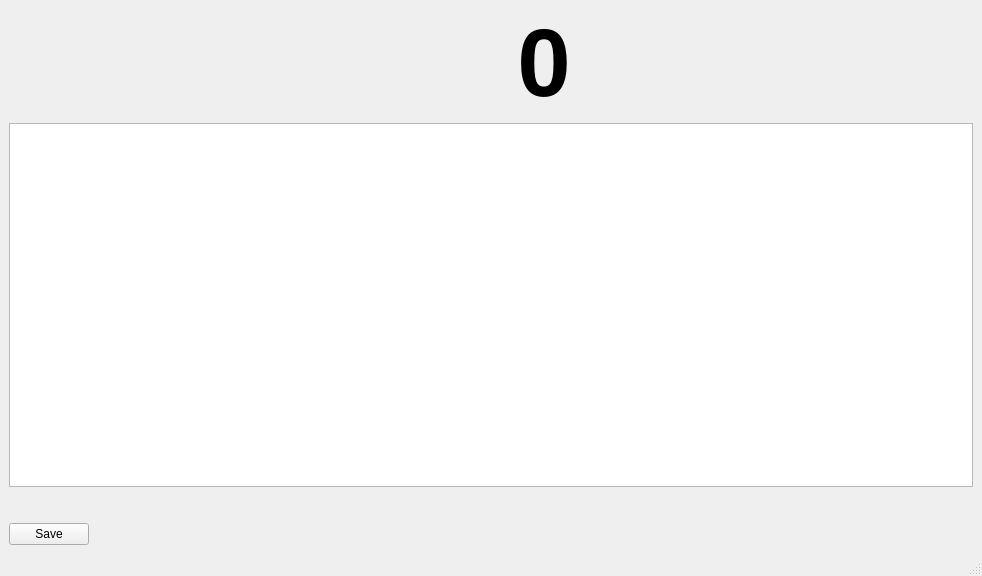
Qt form main_window/bitcoin_biper_mainwindow.ui (ValeryStk/Bitcoin-tracker) before a commit.
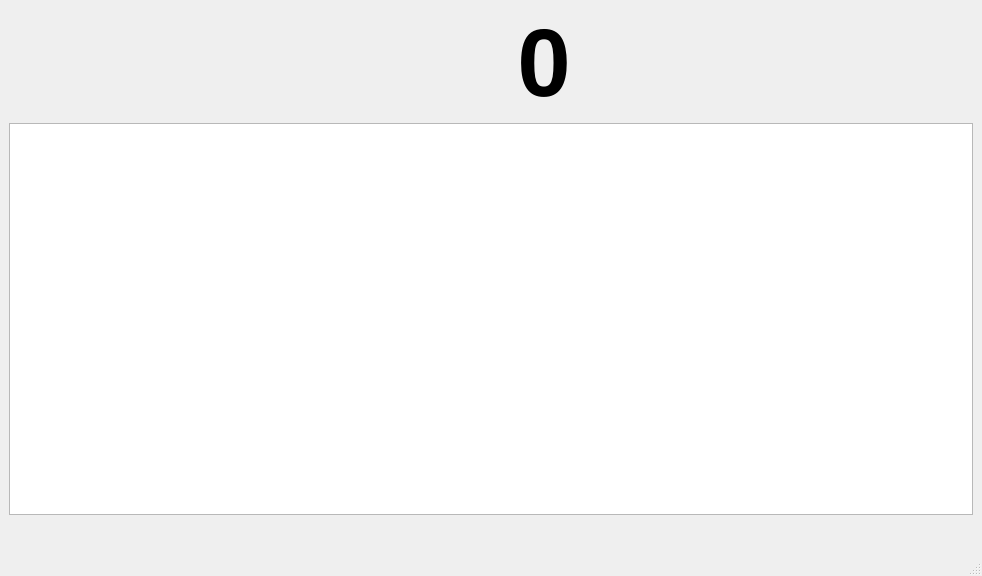
The same form after that commit.

What changed in the file:
```diff
--- a/main_window/bitcoin_biper_mainwindow.ui
+++ b/main_window/bitcoin_biper_mainwindow.ui
@@ -73,35 +73,14 @@
         <pointsize>16</pointsize>
        </font>
       </property>
+      <property name="styleSheet">
+       <string notr="true"/>
+      </property>
       <property name="text">
        <string/>
       </property>
      </widget>
     </item>
-    <item>
-     <layout class="QHBoxLayout" name="horizontalLayout_2">
-      <item>
-       <widget class="QPushButton" name="pushButton_save_to_json">
-        <property name="text">
-         <string>Save</string>
-        </property>
-       </widget>
-      </item>
-      <item>
-       <spacer name="horizontalSpacer">
-        <property name="orientation">
-         <enum>Qt::Horizontal</enum>
-        </property>
-        <property name="sizeHint" stdset="0">
-         <size>
-          <width>40</width>
-          <height>20</height>
-         </size>
-        </property>
-       </spacer>
-      </item>
-     </layout>
-    </item>
    </layout>
   </widget>
   <widget class="QMenuBar" name="menubar">
```
